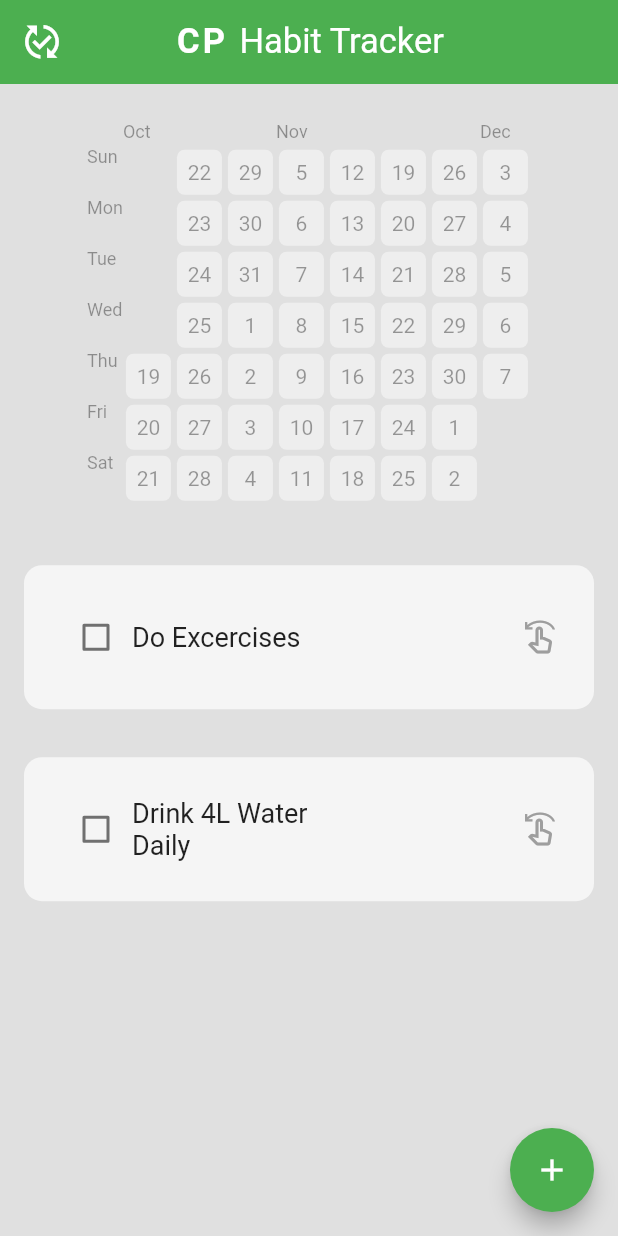
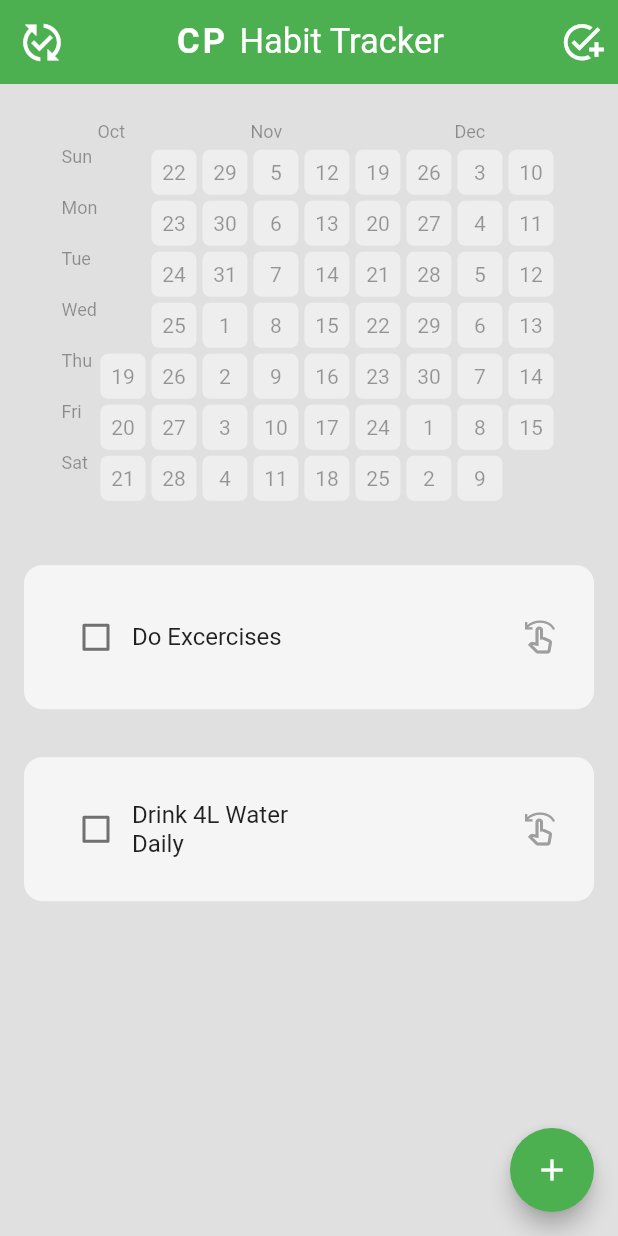
Before and after one commit to MUHAMMEDSINANCP/CP-Habit-Tracker, a Flutter app: the screen it shows after launch, on a phone screen of 412 x 824 dp. Run offline on Flutter 3.47's test engine with Material 2 defaults, Android fonts, the phone set to English and light mode, and no system bars; drawn by our look-alikes of flutter_heatmap_calendar, flutter_slidable; our stand-ins replace hive_flutter; accounts and stored records are empty.

Commit message:
Successfully Completed

```diff
--- a/lib/components/habit_tile.dart
+++ b/lib/components/habit_tile.dart
@@ -32,7 +32,7 @@ class HabitTile extends StatelessWidget {
               icon: Icons.edit,
               borderRadius: BorderRadius.circular(12),
               autoClose: true,
-              label: "Edit",
+              label: "EDIT",
             ),
 
             // delete option
@@ -40,7 +40,7 @@ class HabitTile extends StatelessWidget {
               onPressed: deleteTapped,
               backgroundColor: Colors.red.shade400,
               icon: Icons.delete,
-              label: "Delete",
+              label: "DELETE",
               borderRadius: BorderRadius.circular(12),
             ),
           ],
@@ -67,7 +67,7 @@ class HabitTile extends StatelessWidget {
                 child: Text(
                   habitName,
                   style: TextStyle(
-                    fontSize: 18,
+                    fontSize: 16,
                     decoration: habitCompleted
                         ? TextDecoration.lineThrough
                         : TextDecoration.none,
--- a/lib/components/month_summary.dart
+++ b/lib/components/month_summary.dart
@@ -16,7 +16,7 @@ class MonthlySummary extends StatelessWidget {
   Widget build(BuildContext context) {
     // Calculate the number of days to display for both past and future dates
     const int pastDaysToShow = 35;
-    const int futureDaysToShow = 14;
+    const int futureDaysToShow = 22;
 
     // Convert the provided start date string to a DateTime object
     DateTime parsedStartDate = createDateTimeObject(startDate);
--- a/lib/pages/home_page.dart
+++ b/lib/pages/home_page.dart
@@ -122,9 +122,18 @@ class _HomePageState extends State<HomePage> {
   Widget build(BuildContext context) {
     return Scaffold(
       appBar: AppBar(
+        actions: [
+          IconButton(
+            onPressed: createNewHabit,
+            icon: const Icon(
+              Icons.add_task,
+              size: 29,
+            ),
+          )
+        ],
         leading: const Icon(
           Icons.published_with_changes,
-          size: 27,
+          size: 30,
         ),
         centerTitle: true,
         title: RichText(
@@ -183,7 +192,7 @@ class _HomePageState extends State<HomePage> {
           // list of habits
           ListView.builder(
             shrinkWrap: true,
-            physics: const NeverScrollableScrollPhysics(),
+            physics: const BouncingScrollPhysics(),
             itemCount: db.todaysHabitList.length,
             itemBuilder: (context, index) {
               final reversedIndex = db.todaysHabitList.length - index - 1;
```
